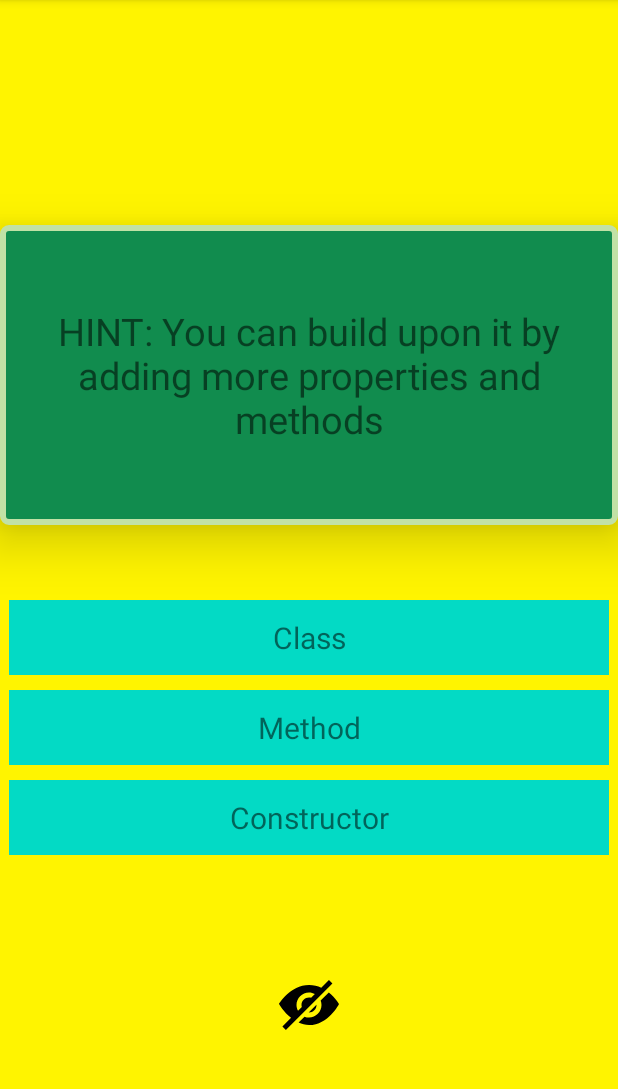
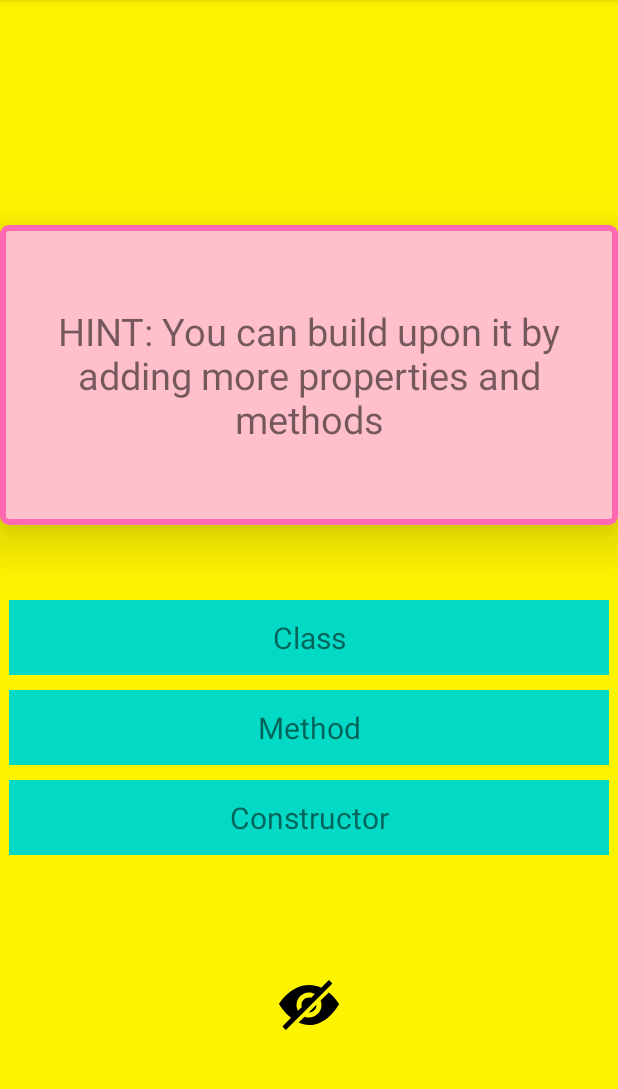
Before and after one commit to noelsarduy/CodePath-Flashcard-App, an Android app: the screen it shows after launch (MainActivity), after a tap on "An user defined prototype from which obj", on a phone screen of 412 x 824 dp, the part 84-1173 px from its top. Run offline under Robolectric (Android 15) with nearby library versions, the phone set to English and light mode, and no system bars.

Commit message:
Added Pink Background to Hint

```diff
--- /dev/null
+++ b/app/src/main/res/drawable-v24/flashcard_shapes_hint.xml
@@ -0,0 +1,9 @@
+<?xml version="1.0" encoding="utf-8"?>
+<shape xmlns:android="http://schemas.android.com/apk/res/android"
+    android:shape="rectangle" >
+    <corners android:radius="4dp" />
+    <stroke android:width="4dp" android:color="#FF69B4" />
+    <solid android:color="#FFC0CB"/>
+    <padding android:left="20dp" android:top="20dp"
+        android:right="20dp" android:bottom="20dp" />
+</shape>
--- a/app/src/main/res/layout/activity_main.xml
+++ b/app/src/main/res/layout/activity_main.xml
@@ -25,7 +25,7 @@
         android:layout_height="200dp"
         android:layout_marginTop="150dp"
         android:elevation="20dp"
-        android:background="@drawable/flashcard_shapes"
+        android:background="@drawable/flashcard_shapes_hint"
         android:text="HINT: You can build upon it by adding more properties and methods"
         android:visibility="invisible"
         android:textSize="25sp"
```
